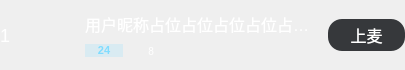
Before: the Qt Designer form UI/MicseQuenceItem.ui in zhaopan06/AudioTool, drawn with Qt 5.
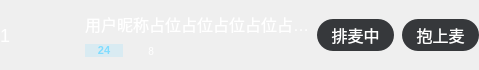
After: the same form once the commit is applied. Icons and pictures are not drawn. Custom widgets are drawn as their Qt base class.

The edit to the form file:
```diff
--- a/UI/MicseQuenceItem.ui
+++ b/UI/MicseQuenceItem.ui
@@ -198,6 +198,35 @@
      </item>
     </layout>
    </item>
+   <item>
+    <widget class="QLabel" name="label_2">
+     <property name="minimumSize">
+      <size>
+       <width>77</width>
+       <height>32</height>
+      </size>
+     </property>
+     <property name="maximumSize">
+      <size>
+       <width>16777215</width>
+       <height>32</height>
+      </size>
+     </property>
+     <property name="styleSheet">
+      <string notr="true">background: #36383B;
+border-radius: 16px;
+font-size: 16px;
+color: #FFFFFF;
+</string>
+     </property>
+     <property name="text">
+      <string>排麦中</string>
+     </property>
+     <property name="alignment">
+      <set>Qt::AlignCenter</set>
+     </property>
+    </widget>
+   </item>
    <item>
     <widget class="QPushButton" name="micBtn">
      <property name="minimumSize">
@@ -214,15 +243,13 @@
      </property>
      <property name="styleSheet">
       <string notr="true">background: #36383B;
-border-radius: 14px;
-
-font-family: &quot;微软雅黑&quot;;
+border-radius: 16px;
 font-size: 16px;
 color: #FFFFFF;
 </string>
      </property>
      <property name="text">
-      <string>上麦</string>
+      <string>抱上麦</string>
      </property>
      <property name="iconSize">
       <size>
```
